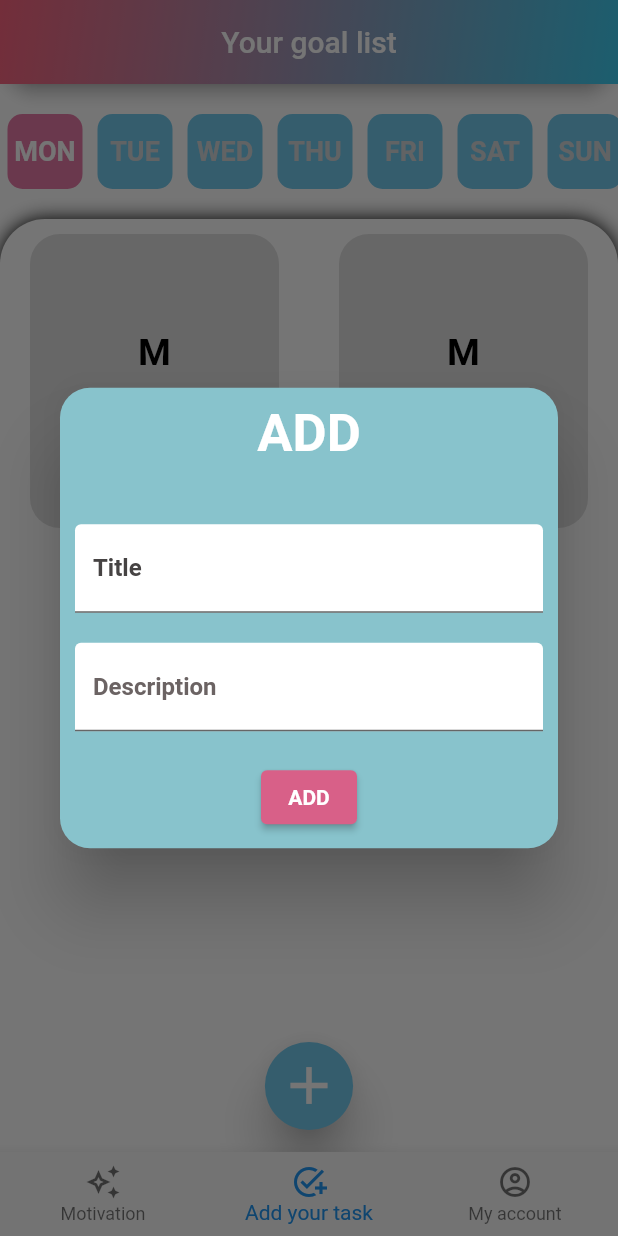
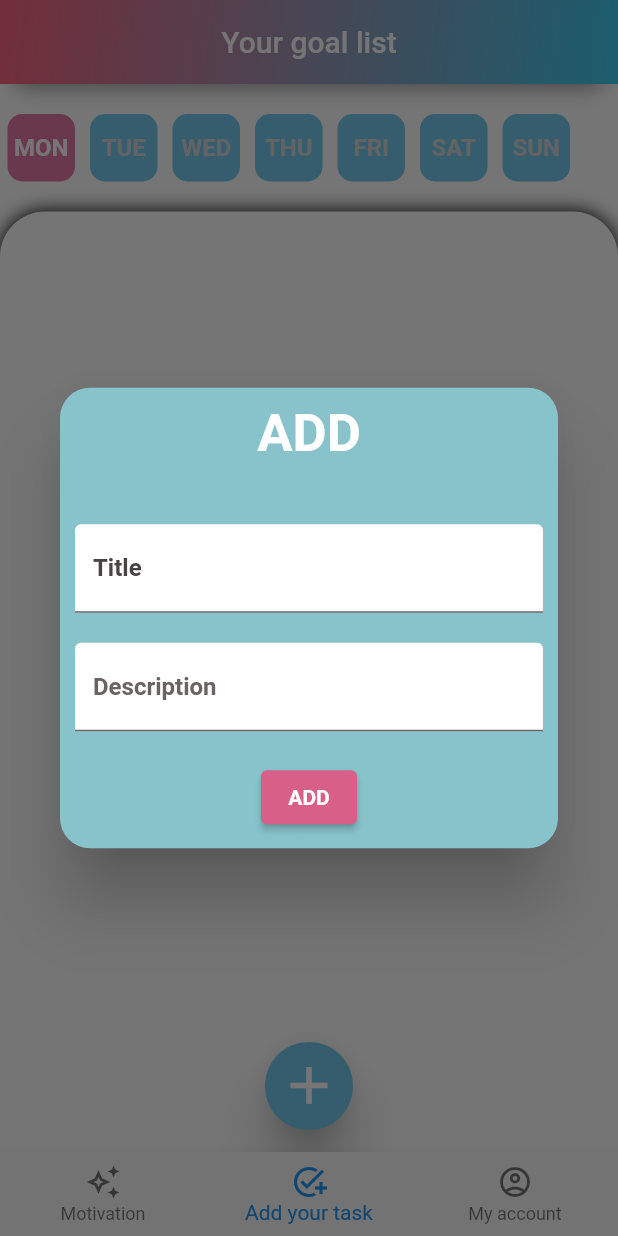
Before and after one commit to xxxjuliaxxx/make_it_tidy, a Flutter app: the screen it shows once a user with an empty profile is signed in, item 2 of the bottom bar chosen, after a tap on the "add" icon, on a phone screen of 412 x 824 dp. Run offline on Flutter 3.47's test engine with Material 2 defaults, Android fonts, the phone set to English and light mode, and no system bars; our stand-ins replace firebase_auth, firebase_core, google_fonts; accounts and stored records are empty; network calls fail.

Commit message:
Organize content

```diff
--- a/lib/app/add/add_goal_page.dart
+++ b/lib/app/add/goal_page.dart
@@ -4,8 +4,8 @@ import 'package:make_it_tidy/app/home/motivation/motivation_page_content.dart';
 import 'package:make_it_tidy/app/home/my_account/my_account_page_content.dart';
 import 'package:make_it_tidy/pages/home.dart';
 
-class AddGoalPage extends StatefulWidget {
-  const AddGoalPage({
+class GoalPage extends StatefulWidget {
+  const GoalPage({
     Key? key,
     required this.user,
   }) : super(key: key);
@@ -13,10 +13,10 @@ class AddGoalPage extends StatefulWidget {
   final User user;
 
   @override
-  State<AddGoalPage> createState() => _AddGoalPageState();
+  State<GoalPage> createState() => _GoalPageState();
 }
 
-class _AddGoalPageState extends State<AddGoalPage> {
+class _GoalPageState extends State<GoalPage> {
   var currentIndex = 0;
 
   @override
@@ -56,8 +56,8 @@ class _AddGoalPageState extends State<AddGoalPage> {
                   ),
                 );
               }
-              return Center(
-                child: Column(children: const []),
+              return const Center(
+                child: Column(children: []),
               );
             },
           ),
@@ -68,7 +68,7 @@ class _AddGoalPageState extends State<AddGoalPage> {
           return MotivationPageContent(user: widget.user);
         }
         if (currentIndex == 1) {
-          return const HomePage();
+          return HomePage();
         }
         return MyAccountPageContent(email: widget.user.email);
       }),
--- a/lib/app/home/motivation/motivation_page_content.dart
+++ b/lib/app/home/motivation/motivation_page_content.dart
@@ -4,7 +4,8 @@ import 'package:google_fonts/google_fonts.dart';
 
 class MotivationPageContent extends StatelessWidget {
   const MotivationPageContent({
-    Key? key, required User user,
+    Key? key,
+    required User user,
   }) : super(key: key);
 
   @override
@@ -33,7 +34,7 @@ class MotivationPageContent extends StatelessWidget {
                 ),
               ),
               Text(
-                'consistency is key to any goal',
+                'consistency is the key to any goal',
                 style: GoogleFonts.thasadith(
                   color: Colors.white,
                   fontSize: 23,
--- a/lib/custom_widgets/day_list.dart
+++ b/lib/custom_widgets/day_list.dart
@@ -2,7 +2,6 @@ import 'package:flutter/material.dart';
 import 'package:flutter/scheduler.dart';
 
 class HorizontalDayList extends StatefulWidget {
-
   final Function dayUpdateFunction;
 
   const HorizontalDayList({Key? key, required this.dayUpdateFunction})
@@ -13,7 +12,6 @@ class HorizontalDayList extends StatefulWidget {
 }
 
 class _HorizontalDayListState extends State<HorizontalDayList> {
-
   List<String> weekdays = ["MON", "TUE", "WED", "THU", "FRI", "SAT", "SUN"];
 
   Color activeCardColor = const Color.fromARGB(235, 230, 111, 160);
@@ -56,11 +54,10 @@ class _HorizontalDayListState extends State<HorizontalDayList> {
     });
   }
 
-
   @override
   Widget build(BuildContext context) {
     return SizedBox(
-      height: 50,
+      height: 45,
       width: double.infinity,
       child: ListView.builder(
         scrollDirection: Axis.horizontal,
@@ -73,14 +70,19 @@ class _HorizontalDayListState extends State<HorizontalDayList> {
             },
             child: Container(
               margin: const EdgeInsets.only(left: 5, right: 5),
-              height: 70,
-              width: 50,
+              height: 50,
+              width: 45,
               decoration: BoxDecoration(
                   color: cardColorList[index][0],
-                  borderRadius: const BorderRadius.all(Radius.circular(10))
+                  borderRadius: const BorderRadius.all(Radius.circular(10))),
+              child: Center(
+                child: Text(
+                  weekdays[index],
+                  style: TextStyle(
+                      fontSize: 16,
+                      color: cardColorList[index][1],
+                      fontWeight: FontWeight.bold),
                 ),
-              child: Center(
-                child: Text(weekdays[index], style: TextStyle(fontSize: 18, color: cardColorList[index][1], fontWeight: FontWeight.bold),),
               ),
             ),
           );
--- a/lib/main.dart
+++ b/lib/main.dart
@@ -1,7 +1,7 @@
 import 'package:firebase_auth/firebase_auth.dart';
 import 'package:flutter/material.dart';
 import 'package:firebase_core/firebase_core.dart';
-import 'package:make_it_tidy/app/add/add_goal_page.dart';
+import 'package:make_it_tidy/app/add/goal_page.dart';
 import 'package:make_it_tidy/app/login/login_page.dart';
 import 'firebase_options.dart';
 
@@ -39,7 +39,7 @@ class RootPage extends StatelessWidget {
           if (user == null) {
             return LoginPage();
           }
-          return AddGoalPage(user: user);
+          return GoalPage(user: user);
         });
   }
 }
--- a/lib/pages/home.dart
+++ b/lib/pages/home.dart
@@ -4,55 +4,41 @@ import 'package:make_it_tidy/custom_widgets/todo_grid_view.dart';
 import 'package:make_it_tidy/custom_widgets/todo_information_popup.dart';
 
 class HomePage extends StatefulWidget {
-  const HomePage({
+  HomePage({
     Key? key,
   }) : super(key: key);
 
   @override
   State<HomePage> createState() => _HomePageState();
+
+  final List<List<String>> todoList = [];
 }
 
 class _HomePageState extends State<HomePage> {
-
   TextEditingController titleController = TextEditingController();
   TextEditingController descriptionController = TextEditingController();
 
   List<String> dayDependentTodos = [];
 
-  List<String> todoInformation = [
-    "MON,TEST1,TEST1",
-    "WED,TEST2,TEST2",
-    "SUN,TEST3,TEST3",
-    "WED,TEST4,TEST4",
-    "FRI,TEST5,TEST5",
-    "THU,TEST6,TEST6",
-    "MON,TEST7,TEST7",
-    "TUE,TEST8,TEST8",
-    "TUE,TEST9,TEST9",
-    "TUE,TEST10,TEST10",
-  ];
+  List<String> todoInformation = [];
 
-  String weekday = "MON";
+  String weekday = '';
 
   void showInSnackBar(String value) {
-  ScaffoldMessenger.of(context).showSnackBar(
-      SnackBar(
+    ScaffoldMessenger.of(context).showSnackBar(SnackBar(
         content: Text(
       value,
       style: const TextStyle(
           fontWeight: FontWeight.bold,
           fontSize: 20,
-                color: Colors.redAccent),
-          )
-      )
-  );
+          color: Color.fromARGB(255, 88, 183, 215)),
+    )));
   }
 
   void changeWeekday(String newDay) {
     setState(() {
       weekday = newDay;
     });
-    print("changed, $weekday");
 
     updateList();
   }
@@ -90,7 +76,29 @@ class _HomePageState extends State<HomePage> {
                       topLeft: Radius.circular(30),
                       topRight: Radius.circular(30)),
                   boxShadow: [BoxShadow(blurRadius: 10.0)]),
-              child: TodoGridView(todoList: dayDependentTodos),
+              child: TodoGridView(
+                todoList: dayDependentTodos,
+                onTodoTap: (todo) {
+                  final parts = todo.split(",");
+                  showDialog(
+                    context: context,
+                    builder: (context) {
+                      return AlertDialog(
+                        title: Text(parts[1]), // użyj tytułu
+                        content: Text(parts[2]), // użyj opisu
+                        actions: [
+                          TextButton(
+                            onPressed: () {
+                              Navigator.pop(context);
+                            },
+                            child: const Text("OK"),
+                          ),
+                        ],
+                      );
+                    },
+                  );
+                },
+              ),
             ),
           ),
         ],
@@ -99,18 +107,39 @@ class _HomePageState extends State<HomePage> {
         scale: 1.05,
         child: FloatingActionButton(
           onPressed: () {
+            final now = DateTime.now();
+            final weekdayNames = [
+              "MON",
+              "TUE",
+              "WED",
+              "THU",
+              "FRI",
+              "SAT",
+              "SUN"
+            ];
+            final newTodo = [
+              weekdayNames[now.weekday - 1], // dodaj bieżący dzień tygodnia
+              titleController.text,
+              descriptionController.text
+            ];
+            widget.todoList.add(newTodo);
+
             showDialog(
                 context: context,
                 builder: (context) {
-    return TodoInformationPopup(titleController: titleController,
-                  descriptionController: descriptionController,);
-  }
-).then((value) {
+                  return TodoInformationPopup(
+                    titleController: titleController,
+                    descriptionController: descriptionController,
+                  );
+                }).then((value) {
               setState(() {
-              if (descriptionController.text == "" || titleController.text == "") {
+                if (descriptionController.text == "" ||
+                    titleController.text == "") {
                   showInSnackBar("Title or description can't be empty!");
                 } else {
-                todoInformation.add("$weekday,${titleController.text},${descriptionController.text}");
+                  todoInformation.add(
+                      "$weekday ${titleController.text} ${descriptionController.text}");
+
                   updateList();
                   titleController.clear();
                   descriptionController.clear();
```
Also changed, not shown: lib/custom_widgets/todo_information_popup.dart (line endings or trailing spaces). Lines whose indentation alone changed are shown as unchanged.
